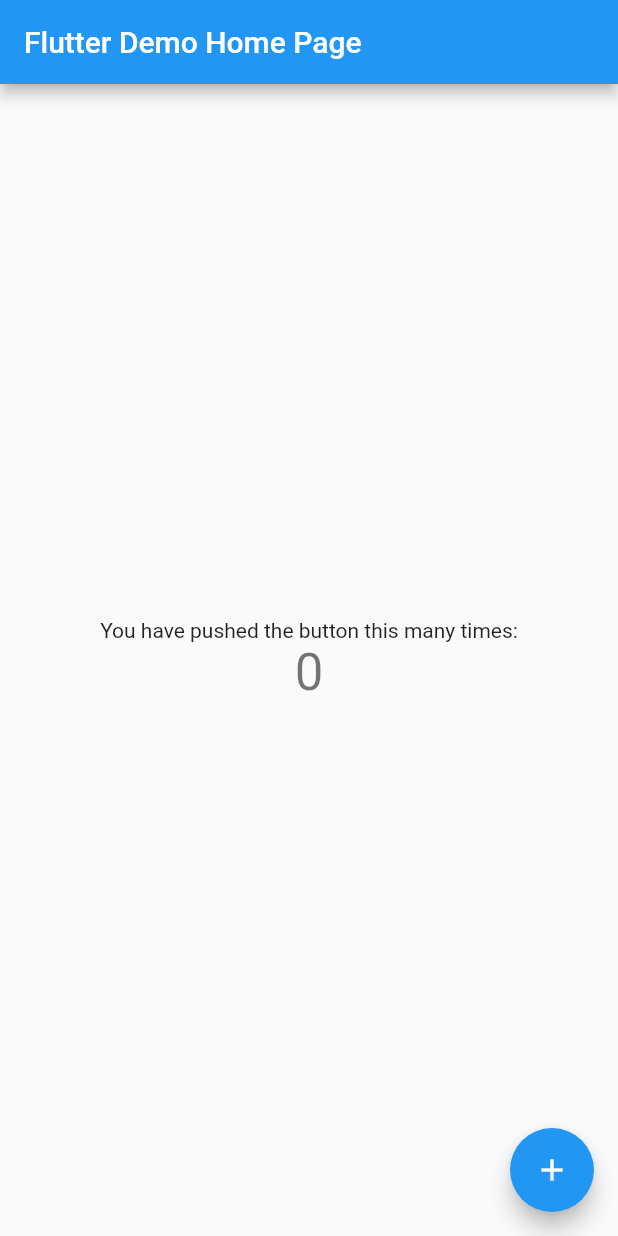
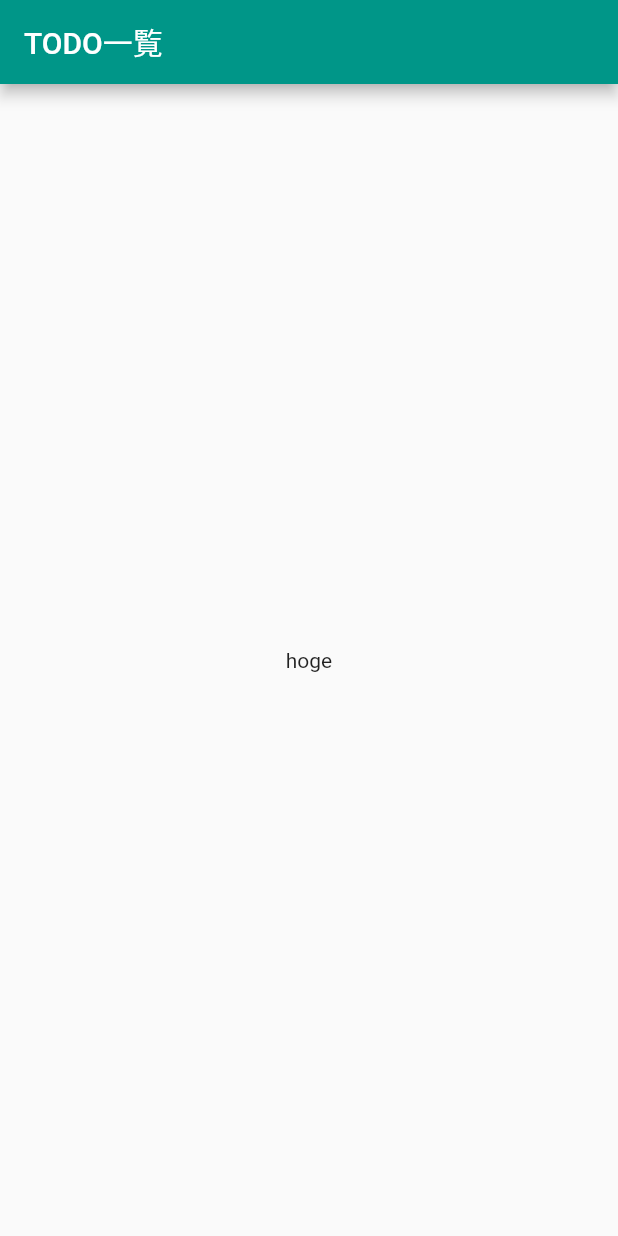
Before and after one commit to TD3P/flutter_mytodo, a Flutter app: the screen it shows after launch, on a phone screen of 412 x 824 dp. Run offline on Flutter 3.47's test engine with Material 2 defaults, Android fonts, the phone set to English and light mode, and no system bars.

Commit message:
お掃除だけ

```diff
--- a/lib/main.dart
+++ b/lib/main.dart
@@ -5,113 +5,41 @@ void main() {
 }
 
 class MyApp extends StatelessWidget {
-  // This widget is the root of your application.
   @override
   Widget build(BuildContext context) {
     return MaterialApp(
-      title: 'Flutter Demo',
+      title: 'MY TODO',
       theme: ThemeData(
-        // This is the theme of your application.
-        //
-        // Try running your application with "flutter run". You'll see the
-        // application has a blue toolbar. Then, without quitting the app, try
-        // changing the primarySwatch below to Colors.green and then invoke
-        // "hot reload" (press "r" in the console where you ran "flutter run",
-        // or simply save your changes to "hot reload" in a Flutter IDE).
-        // Notice that the counter didn't reset back to zero; the application
-        // is not restarted.
-        primarySwatch: Colors.blue,
-        // This makes the visual density adapt to the platform that you run
-        // the app on. For desktop platforms, the controls will be smaller and
-        // closer together (more dense) than on mobile platforms.
+        primarySwatch: Colors.teal,
         visualDensity: VisualDensity.adaptivePlatformDensity,
       ),
-      home: MyHomePage(title: 'Flutter Demo Home Page'),
+      home: MyHomePage(),
     );
   }
 }
 
 class MyHomePage extends StatefulWidget {
-  MyHomePage({Key key, this.title}) : super(key: key);
-
-  // This widget is the home page of your application. It is stateful, meaning
-  // that it has a State object (defined below) that contains fields that affect
-  // how it looks.
-
-  // This class is the configuration for the state. It holds the values (in this
-  // case the title) provided by the parent (in this case the App widget) and
-  // used by the build method of the State. Fields in a Widget subclass are
-  // always marked "final".
-
-  final String title;
+  MyHomePage({Key key}) : super(key: key);
 
   @override
   _MyHomePageState createState() => _MyHomePageState();
 }
 
 class _MyHomePageState extends State<MyHomePage> {
-  int _counter = 0;
-
-  void _incrementCounter() {
-    setState(() {
-      // This call to setState tells the Flutter framework that something has
-      // changed in this State, which causes it to rerun the build method below
-      // so that the display can reflect the updated values. If we changed
-      // _counter without calling setState(), then the build method would not be
-      // called again, and so nothing would appear to happen.
-      _counter++;
-    });
-  }
-
   @override
   Widget build(BuildContext context) {
-    // This method is rerun every time setState is called, for instance as done
-    // by the _incrementCounter method above.
-    //
-    // The Flutter framework has been optimized to make rerunning build methods
-    // fast, so that you can just rebuild anything that needs updating rather
-    // than having to individually change instances of widgets.
     return Scaffold(
       appBar: AppBar(
-        // Here we take the value from the MyHomePage object that was created by
-        // the App.build method, and use it to set our appbar title.
-        title: Text(widget.title),
+        title: Text('TODO一覧'),
       ),
       body: Center(
-        // Center is a layout widget. It takes a single child and positions it
-        // in the middle of the parent.
         child: Column(
-          // Column is also a layout widget. It takes a list of children and
-          // arranges them vertically. By default, it sizes itself to fit its
-          // children horizontally, and tries to be as tall as its parent.
-          //
-          // Invoke "debug painting" (press "p" in the console, choose the
-          // "Toggle Debug Paint" action from the Flutter Inspector in Android
-          // Studio, or the "Toggle Debug Paint" command in Visual Studio Code)
-          // to see the wireframe for each widget.
-          //
-          // Column has various properties to control how it sizes itself and
-          // how it positions its children. Here we use mainAxisAlignment to
-          // center the children vertically; the main axis here is the vertical
-          // axis because Columns are vertical (the cross axis would be
-          // horizontal).
           mainAxisAlignment: MainAxisAlignment.center,
           children: <Widget>[
-            Text(
-              'You have pushed the button this many times:',
-            ),
-            Text(
-              '$_counter',
-              style: Theme.of(context).textTheme.headline4,
-            ),
+            Text('hoge'),
           ],
         ),
       ),
-      floatingActionButton: FloatingActionButton(
-        onPressed: _incrementCounter,
-        tooltip: 'Increment',
-        child: Icon(Icons.add),
-      ), // This trailing comma makes auto-formatting nicer for build methods.
     );
   }
 }
```
